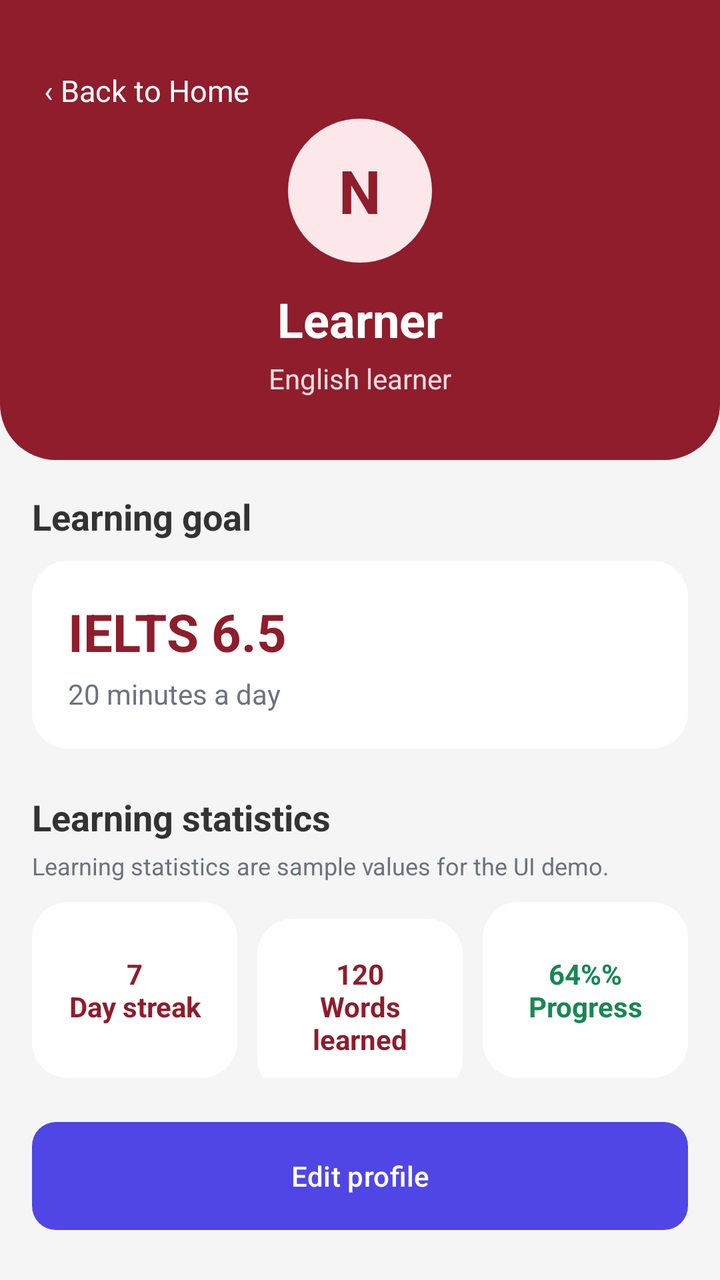
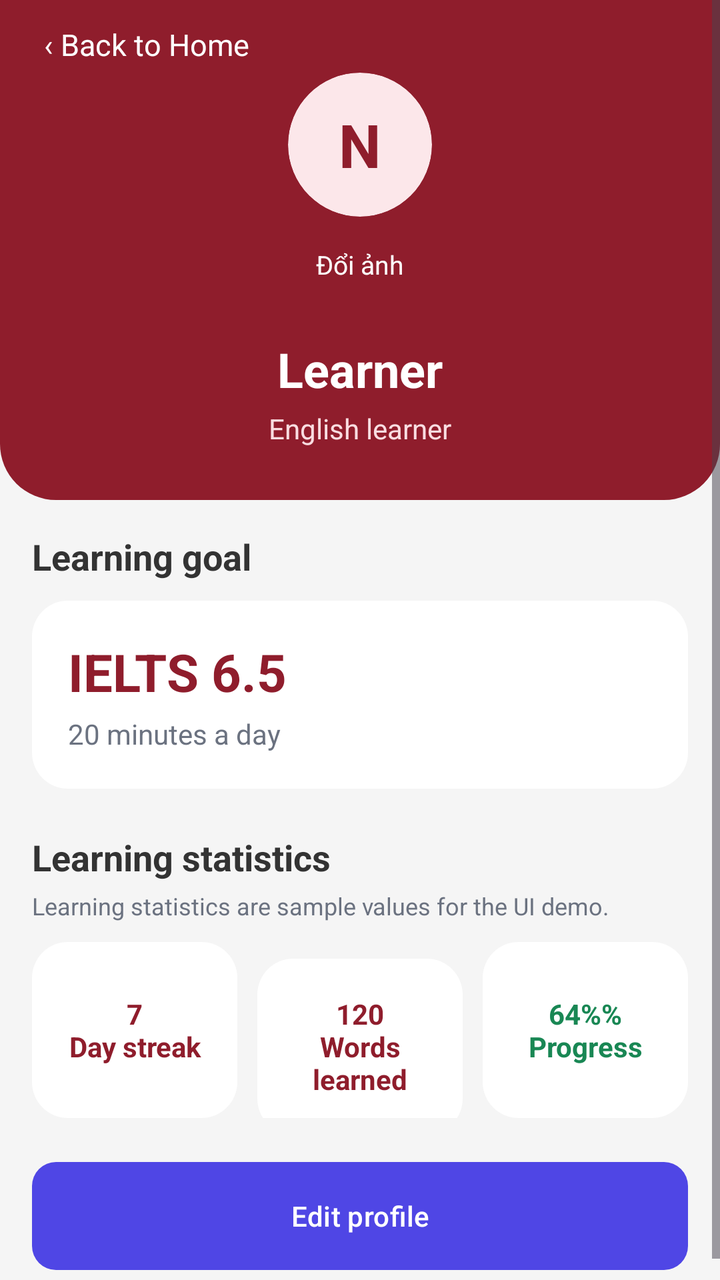

Screens rendered from an Android XML layout before and after an edit, with the pre-edit source and the edit as a unified diff.
<!-- AndroidManifest.xml: application theme Theme.EnglishLearningSoftware -->
<!-- res/layout/activity_profile.xml -->
<?xml version="1.0" encoding="utf-8"?>
<ScrollView xmlns:android="http://schemas.android.com/apk/res/android"
    xmlns:app="http://schemas.android.com/apk/res-auto"
    android:layout_width="match_parent"
    android:layout_height="match_parent"
    android:id="@+id/profileRoot"
    android:fillViewport="true"
    android:background="@color/profile_background">

    <LinearLayout
        android:layout_width="match_parent"
        android:layout_height="wrap_content"
        android:orientation="vertical">

        <LinearLayout
            android:layout_width="match_parent"
            android:layout_height="230dp"
            android:gravity="center"
            android:orientation="vertical"
            android:background="@drawable/bg_profile_header">
            <TextView
                android:id="@+id/btnProfileBack"
                android:layout_width="match_parent"
                android:layout_height="wrap_content"
                android:paddingStart="22dp"
                android:paddingTop="4dp"
                android:paddingBottom="4dp"
                android:text="@string/profile_back"
                android:textColor="@android:color/white"
                android:textSize="15sp"
                android:clickable="true"
                android:focusable="true" />
            <TextView
                android:id="@+id/tvProfileAvatar"
                android:layout_width="72dp"
                android:layout_height="72dp"
                android:gravity="center"
                android:text="N"
                android:textColor="@color/profile_red_dark"
                android:textSize="30sp"
                android:textStyle="bold"
                android:background="@drawable/bg_avatar" />
            <TextView
                android:id="@+id/tvProfileName"
                android:layout_width="wrap_content"
                android:layout_height="wrap_content"
                android:layout_marginTop="12dp"
                android:text="@string/profile_guest"
                android:textColor="@android:color/white"
                android:textSize="24sp"
                android:textStyle="bold" />
            <TextView
                android:layout_width="wrap_content"
                android:layout_height="wrap_content"
                android:layout_marginTop="4dp"
                android:text="English learner"
                android:textColor="#FADDE1" />
        </LinearLayout>

        <LinearLayout
            android:layout_width="match_parent"
            android:layout_height="wrap_content"
            android:layout_margin="16dp"
            android:orientation="vertical">
            <TextView
                android:layout_width="wrap_content"
                android:layout_height="wrap_content"
                android:text="@string/profile_goal_title"
                android:textColor="#333333"
                android:textSize="18sp"
                android:textStyle="bold" />
            <LinearLayout
                android:layout_width="match_parent"
                android:layout_height="wrap_content"
                android:layout_marginTop="10dp"
                android:padding="18dp"
                android:orientation="vertical"
                android:background="@drawable/bg_profile_card">
                <TextView
                    android:layout_width="wrap_content"
                    android:layout_height="wrap_content"
                    android:id="@+id/tvProfileGoal"
                    android:text="@string/profile_goal"
                    android:textColor="@color/profile_red_dark"
                    android:textSize="26sp"
                    android:textStyle="bold" />
                <TextView
                    android:layout_width="wrap_content"
                    android:layout_height="wrap_content"
                    android:layout_marginTop="4dp"
                    android:id="@+id/tvProfileMinutes"
                    android:text="@string/profile_goal_detail"
                    android:textColor="@color/text_gray" />
            </LinearLayout>

            <TextView
                android:layout_width="wrap_content"
                android:layout_height="wrap_content"
                android:layout_marginTop="22dp"
                android:text="@string/profile_stats_title"
                android:textColor="#333333"
                android:textSize="18sp"
                android:textStyle="bold" />
            <TextView
                android:layout_width="match_parent"
                android:layout_height="wrap_content"
                android:layout_marginTop="4dp"
                android:text="@string/profile_demo_note"
                android:textColor="@color/text_gray"
                android:textSize="12sp" />
            <LinearLayout
                android:layout_width="match_parent"
                android:layout_height="wrap_content"
                android:layout_marginTop="10dp"
                android:orientation="horizontal"
                android:weightSum="3">
                <TextView
                    android:layout_width="0dp"
                    android:layout_height="88dp"
                    android:layout_marginEnd="5dp"
                    android:layout_weight="1"
                    android:gravity="center"
                    android:text="@string/profile_streak"
                    android:textColor="@color/profile_red_dark"
                    android:textStyle="bold"
                    android:background="@drawable/bg_profile_card" />
                <TextView
                    android:layout_width="0dp"
                    android:layout_height="88dp"
                    android:layout_marginHorizontal="5dp"
                    android:layout_weight="1"
                    android:gravity="center"
                    android:text="@string/profile_words"
                    android:textColor="@color/profile_red_dark"
                    android:textStyle="bold"
                    android:background="@drawable/bg_profile_card" />
                <TextView
                    android:layout_width="0dp"
                    android:layout_height="88dp"
                    android:layout_marginStart="5dp"
                    android:layout_weight="1"
                    android:gravity="center"
                    android:text="@string/profile_progress"
                    android:textColor="@color/profile_green"
                    android:textStyle="bold"
                    android:background="@drawable/bg_profile_card" />
            </LinearLayout>
            <Button
                android:id="@+id/btnEditProfile"
                android:layout_width="match_parent"
                android:layout_height="54dp"
                android:layout_marginTop="22dp"
                android:text="@string/profile_edit"
                android:textColor="@android:color/white"
                android:background="@drawable/bg_btn_primary"
                app:backgroundTint="@null" />
        </LinearLayout>
    </LinearLayout>
</ScrollView>
<!-- resources referenced by this layout -->
<resources>
  <color name="profile_background">#F5F5F5</color>
  <color name="profile_green">#198754</color>
  <color name="profile_red_dark">#8F1D2C</color>
  <color name="text_gray">#6B7280</color>
  <!-- drawable bg_avatar (drawable) -->
  <?xml version="1.0" encoding="utf-8"?>
  <shape xmlns:android="http://schemas.android.com/apk/res/android" android:shape="oval">
      <solid android:color="@color/profile_red_light" />
  </shape>
  <!-- drawable bg_btn_primary (drawable) -->
  <?xml version="1.0" encoding="utf-8"?>
  <shape xmlns:android="http://schemas.android.com/apk/res/android">
      <solid android:color="@color/btn_blue"/>
      <corners android:radius="12dp"/>
  </shape>
  <!-- drawable bg_profile_card (drawable) -->
  <?xml version="1.0" encoding="utf-8"?>
  <shape xmlns:android="http://schemas.android.com/apk/res/android">
      <solid android:color="@color/profile_card" />
      <corners android:radius="18dp" />
      <padding android:left="18dp" android:top="18dp" android:right="18dp" android:bottom="18dp" />
  </shape>
  <!-- drawable bg_profile_header (drawable) -->
  <?xml version="1.0" encoding="utf-8"?>
  <shape xmlns:android="http://schemas.android.com/apk/res/android">
      <solid android:color="@color/profile_red_dark" />
      <corners android:bottomLeftRadius="28dp" android:bottomRightRadius="28dp" />
  </shape>
  <string name="profile_back">‹ Back to Home</string>
  <string name="profile_demo_note">Learning statistics are sample values for the UI demo.</string>
  <string name="profile_edit">Edit profile</string>
  <string name="profile_goal">IELTS 6.5</string>
  <string name="profile_goal_detail">20 minutes a day</string>
  <string name="profile_goal_title">Learning goal</string>
  <string name="profile_guest">Learner</string>
  <string name="profile_progress">64%%\nProgress</string>
  <string name="profile_stats_title">Learning statistics</string>
  <string name="profile_streak">7\nDay streak</string>
  <string name="profile_words">120\nWords learned</string>
  <style name="Theme.EnglishLearningSoftware" parent="Base.Theme.EnglishLearningSoftware" />
  <color name="profile_red_light">#FCE7EA</color>
  <color name="btn_blue">#4F46E5</color>
  <color name="profile_card">#FFFFFFFF</color>
  <style name="Base.Theme.EnglishLearningSoftware" parent="Theme.Material3.DayNight.NoActionBar">
          
          
      </style>
</resources>

<!-- the commit's change to res/layout/activity_profile.xml (unified diff, before → after) -->
@@ -14,7 +14,9 @@
 
         <LinearLayout
             android:layout_width="match_parent"
-            android:layout_height="230dp"
+            android:layout_height="wrap_content"
+            android:minHeight="250dp"
+            android:paddingBottom="18dp"
             android:gravity="center"
             android:orientation="vertical"
             android:background="@drawable/bg_profile_header">
@@ -30,16 +32,46 @@
                 android:textSize="15sp"
                 android:clickable="true"
                 android:focusable="true" />
-            <TextView
-                android:id="@+id/tvProfileAvatar"
+            <FrameLayout
+                android:id="@+id/profileAvatarContainer"
                 android:layout_width="72dp"
                 android:layout_height="72dp"
+                android:background="@drawable/bg_avatar"
+                android:clipToOutline="true"
+                android:clickable="true"
+                android:focusable="true"
+                android:contentDescription="Đổi ảnh đại diện"
+                android:importantForAccessibility="yes">
+                <TextView
+                    android:id="@+id/tvProfileAvatar"
+                    android:layout_width="match_parent"
+                    android:layout_height="match_parent"
+                    android:gravity="center"
+                    android:text="N"
+                    android:textColor="@color/profile_red_dark"
+                    android:textSize="30sp"
+                    android:textStyle="bold"
+                    android:importantForAccessibility="no" />
+                <ImageView
+                    android:id="@+id/ivProfileAvatar"
+                    android:layout_width="match_parent"
+                    android:layout_height="match_parent"
+                    android:scaleType="centerCrop"
+                    android:visibility="gone"
+                    android:importantForAccessibility="no" />
+            </FrameLayout>
+            <TextView
+                android:id="@+id/btnChangeAvatar"
+                android:layout_width="wrap_content"
+                android:layout_height="48dp"
+                android:paddingStart="12dp"
+                android:paddingEnd="12dp"
                 android:gravity="center"
-                android:text="N"
-                android:textColor="@color/profile_red_dark"
-                android:textSize="30sp"
-                android:textStyle="bold"
-                android:background="@drawable/bg_avatar" />
+                android:text="Đổi ảnh"
+                android:textColor="@android:color/white"
+                android:textSize="13sp"
+                android:clickable="true"
+                android:focusable="true" />
             <TextView
                 android:id="@+id/tvProfileName"
                 android:layout_width="wrap_content"
